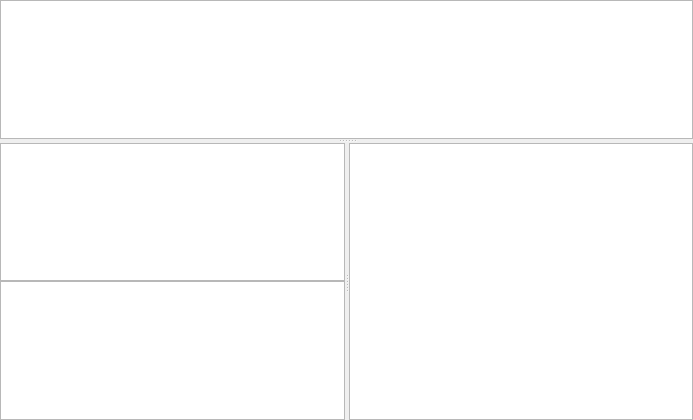
The window that src/revsview.ui (tibirna/qgit) describes before a commit, drawn with Qt 5.
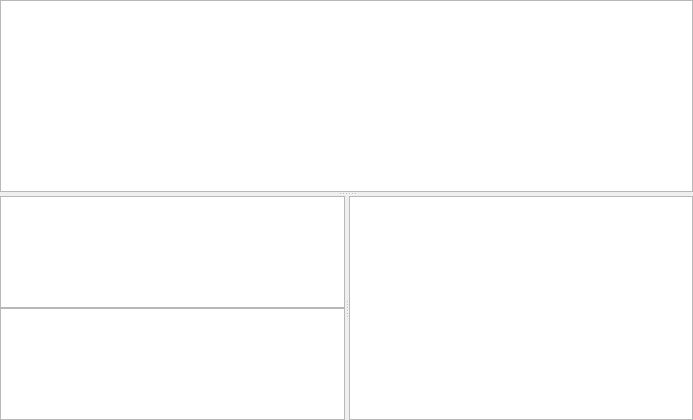
The same window after the commit. Custom widgets are drawn as their Qt base class.

The edit to the form file:
```diff
--- a/src/revsview.ui
+++ b/src/revsview.ui
@@ -51,10 +51,18 @@
       </property>
      </widget>
      <widget class="QSplitter" name="splitter" >
+      <property name="sizePolicy" >
+       <sizepolicy>
+        <hsizetype>7</hsizetype>
+        <vsizetype>5</vsizetype>
+        <horstretch>0</horstretch>
+        <verstretch>1</verstretch>
+       </sizepolicy>
+      </property>
       <property name="orientation" >
        <enum>Qt::Horizontal</enum>
       </property>
-      <widget class="QWidget" name="" >
+      <widget class="QWidget" name="layoutWidget" >
        <layout class="QVBoxLayout" >
         <property name="margin" >
          <number>0</number>
```
